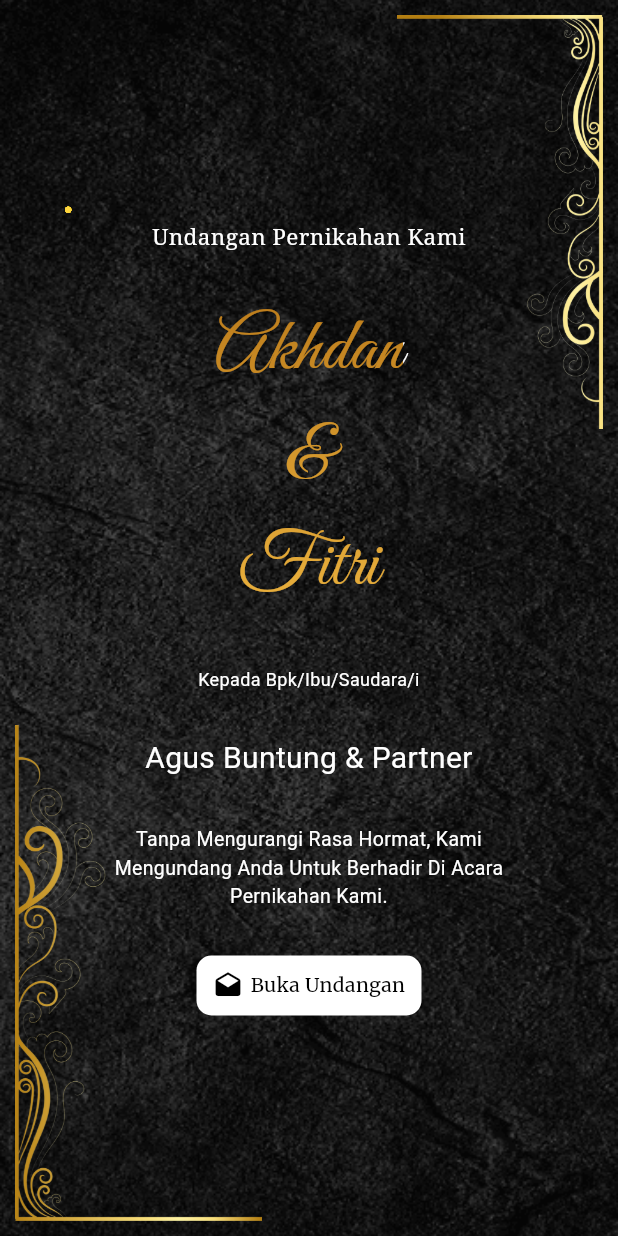
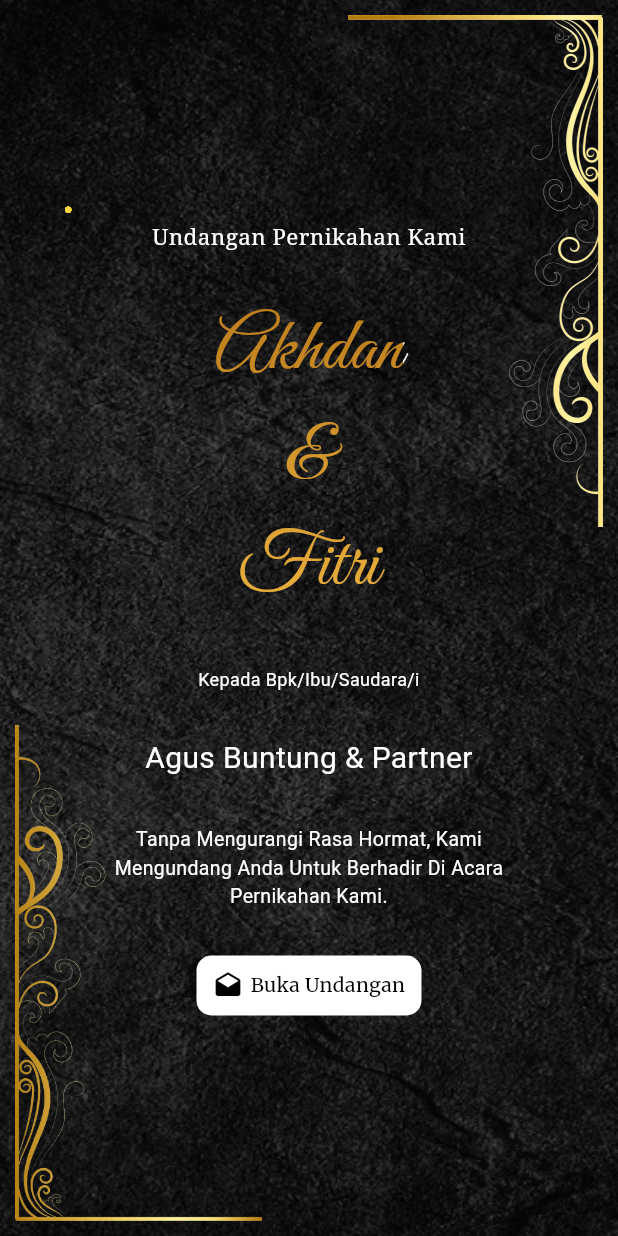
Before and after one commit to Akhdan1998/wedding_invitation, a Flutter app: the HomePage screen opened directly, on a phone screen of 412 x 824 dp. Run offline on Flutter 3.47's test engine with Material 3 defaults, Android fonts, the phone set to English and light mode, and no system bars; drawn by our look-alikes of flutter_bounce; our stand-ins replace audioplayers, cloud_firestore, delightful_toast, firebase_auth, firebase_core, google_fonts and 2 more; missing offline and left inert: clipboard, universal_html; accounts and stored records are empty; network calls fail; statements that could not run were skipped.

Commit message:
kompres image

```diff
--- a/lib/main.dart
+++ b/lib/main.dart
@@ -309,7 +309,7 @@ class _HomePageState extends State<HomePage> with TickerProviderStateMixin {
   }
 
   void _playMusic() async {
-    String audioPath = 'assets/audio/musik.mp3';
+    String audioPath = 'assets/audio/music.mp3';
 
     if (kIsWeb) {
       final ByteData data = await rootBundle.load(audioPath);
@@ -623,7 +623,7 @@ class _HomePageState extends State<HomePage> with TickerProviderStateMixin {
                     const SizedBox(height: 30),
                     _buildIdentityItem(
                       name: 'Fitri Yulianingsih, S.Ak',
-                      imagePath: 'assets/girl.png',
+                      imagePath: 'assets/girl.jpg',
                       instagramUsername: 'yliafithri',
                       parents:
                           'Anak kedua dari\nBapak Sudiarjo & Ibu Nuraeni S',
@@ -1297,7 +1297,7 @@ class _HomePageState extends State<HomePage> with TickerProviderStateMixin {
       // right: 0,
       child: Image.asset(
         'assets/bot.png',
-        scale: 20,
+        scale: 5,
       ),
     );
   }
@@ -1308,7 +1308,7 @@ class _HomePageState extends State<HomePage> with TickerProviderStateMixin {
       right: 10,
       child: Image.asset(
         'assets/tot.png',
-        scale: 20,
+        scale: 6,
       ),
     );
   }
@@ -1377,7 +1377,7 @@ class _HomePageState extends State<HomePage> with TickerProviderStateMixin {
         child: Row(
           mainAxisAlignment: MainAxisAlignment.center,
           children: [
-            Image.asset('assets/instagram.jpg', scale: 140),
+            Image.asset('assets/instagram.jpg', scale: 50),
             const SizedBox(width: 5),
             _buildTextMerriweather(text, fontSize: 10),
           ],
--- a/pubspec.yaml
+++ b/pubspec.yaml
@@ -73,7 +73,7 @@ flutter:
   # To add assets to your application, add an assets section, like this:
   assets:
     - assets/
-    - assets/audio/musik.mp3
+    - assets/audio/music.mp3
 
   # An image asset can refer to one or more resolution-specific "variants", see
   # https://flutter.dev/to/resolution-aware-images
```
Also changed, not shown: assets/Vector-2.png, assets/Vector.png, assets/bca.png, assets/bot.png, assets/dana.png, assets/datetime.png, assets/girl.jpg (added), assets/girl.png (deleted), assets/instagram.jpg, assets/man.png, assets/paper.png, assets/tot.png, assets/wa.png, 5 other files.
